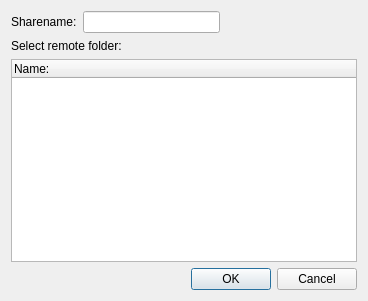
Old version of the form remotetreesdialog.ui in the repository pcloudcom/psyncgui.
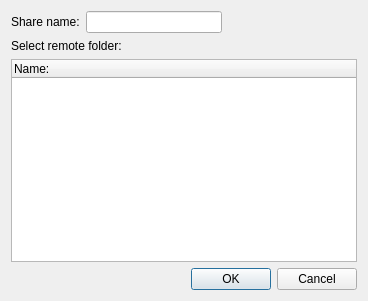
New version of the form.

What changed in the file:
```diff
--- a/remotetreesdialog.ui
+++ b/remotetreesdialog.ui
@@ -23,7 +23,7 @@
       <item>
        <widget class="QLabel" name="label_name">
         <property name="text">
-         <string>Sharename:</string>
+         <string>Share name:</string>
         </property>
        </widget>
       </item>
```
